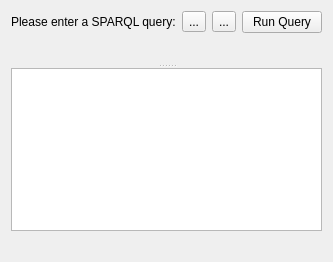
Before: the Qt Designer form resourcequerywidget.ui in KDE/nepomukshell, drawn with Qt 5.
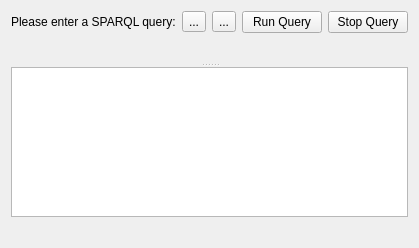
After: the same form once the commit is applied. Custom widgets are drawn as their Qt base class.

Commit message: Add a button to stop executing a query

Diff of the .ui file:
```diff
--- a/resourcequerywidget.ui
+++ b/resourcequerywidget.ui
@@ -2,6 +2,14 @@
 <ui version="4.0">
  <class>ResourceQueryWidget</class>
  <widget class="QWidget" name="ResourceQueryWidget">
+  <property name="geometry">
+   <rect>
+    <x>0</x>
+    <y>0</y>
+    <width>357</width>
+    <height>248</height>
+   </rect>
+  </property>
   <layout class="QVBoxLayout" name="verticalLayout">
    <item>
     <layout class="QHBoxLayout" name="horizontalLayout">
@@ -45,6 +53,13 @@
        </property>
       </widget>
      </item>
+     <item>
+      <widget class="QPushButton" name="m_stopQueryButton">
+       <property name="text">
+        <string>Stop Query</string>
+       </property>
+      </widget>
+     </item>
     </layout>
    </item>
    <item>
```
The commit also changes 4 other files.
